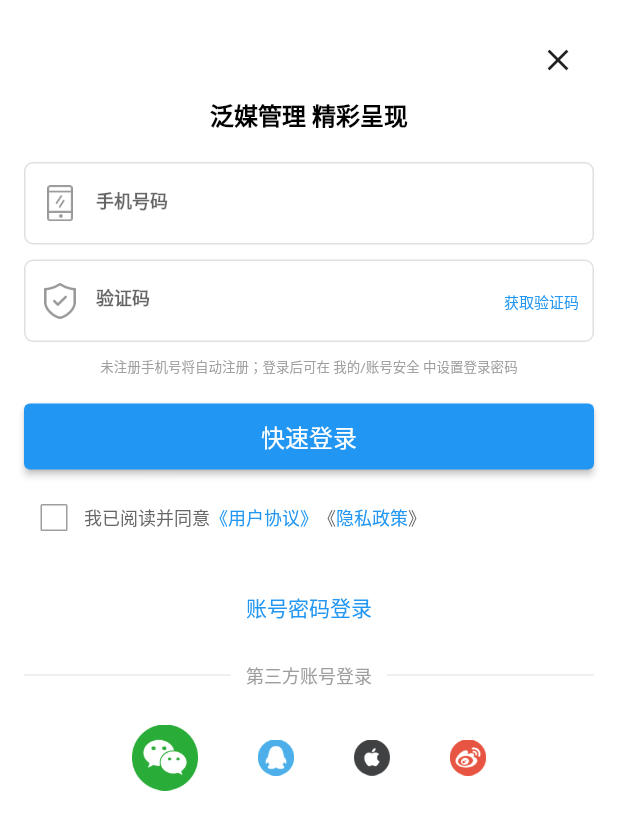
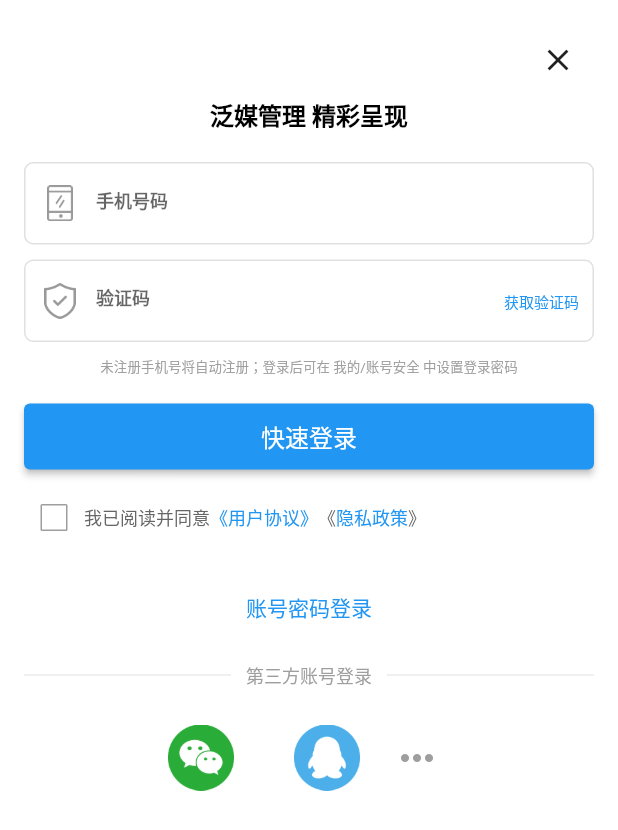
Before and after one commit to KysonLi/flutter_fmlinker, a Flutter app: the LoginScreen screen opened by its route, on a phone screen of 412 x 824 dp. Shown: the top 830 px of the screen. Run offline on Flutter 3.47's test engine with Material 2 defaults, Android fonts, the phone set to English and light mode, and no system bars; our stand-ins replace cached_network_image, carousel_slider, device_info_plus, dio, flutter_easyloading, go_router and 8 more; missing offline and left inert: dart:html, fluwx; accounts and stored records are empty; network calls fail.

Commit message:
refactor(login_screen): 优化第三方登录按钮布局与平台适配
1. 调整QQ、新增南方云登录按钮尺寸从40到60
2. 仅在iOS平台展示苹果登录按钮
3. 将微博登录替换为南方云登录，使用更多图标作为临时图标

```diff
--- a/lib/screens/auth/login_screen.dart
+++ b/lib/screens/auth/login_screen.dart
@@ -1,3 +1,4 @@
+import 'dart:io';
 import 'package:flutter/material.dart';
 import 'package:flutter/gestures.dart';
 import 'package:fluwx/fluwx.dart';
@@ -654,8 +655,8 @@ class _LoginScreenState extends State<LoginScreen> {
                           GestureDetector(
                             onTap: () => _thirdPartyLogin('qq'),
                             child: Container(
-                              width: 40,
-                              height: 40 * s,
+                              width: 60,
+                              height: 60 * s,
                               padding: const EdgeInsets.all(8),
                               child: Image.asset(
                                 'assets/icons/qq.png',
@@ -663,12 +664,14 @@ class _LoginScreenState extends State<LoginScreen> {
                               ),
                             ),
                           ),
+                          // 苹果登录仅在 iOS 平台显示
+                          if (Platform.isIOS) ...[
                             const SizedBox(width: 24),
                             GestureDetector(
                               onTap: () => _thirdPartyLogin('apple'),
                               child: Container(
-                              width: 40,
-                              height: 40 * s,
+                                width: 60,
+                                height: 60 * s,
                                 padding: const EdgeInsets.all(8),
                                 child: Image.asset(
                                   'assets/icons/apple.png',
@@ -677,15 +680,18 @@ class _LoginScreenState extends State<LoginScreen> {
                               ),
                             ),
                             const SizedBox(width: 24),
+                          ],
+                          // 南方云平台登录（暂无专属图标，先用「更多」图标）
                           GestureDetector(
-                            onTap: () => _thirdPartyLogin('weibo'),
+                            onTap: () => _thirdPartyLogin('south_cloud'),
                             child: Container(
-                              width: 40,
-                              height: 40 * s,
+                              width: 60,
+                              height: 60 * s,
                               padding: const EdgeInsets.all(8),
-                              child: Image.asset(
-                                'assets/icons/weibo.png',
-                                fit: BoxFit.contain,
+                              child: const Icon(
+                                Icons.more_horiz,
+                                size: 32,
+                                color: Colors.grey,
                               ),
                             ),
                           ),
```
Lines whose indentation alone changed are shown as unchanged.
